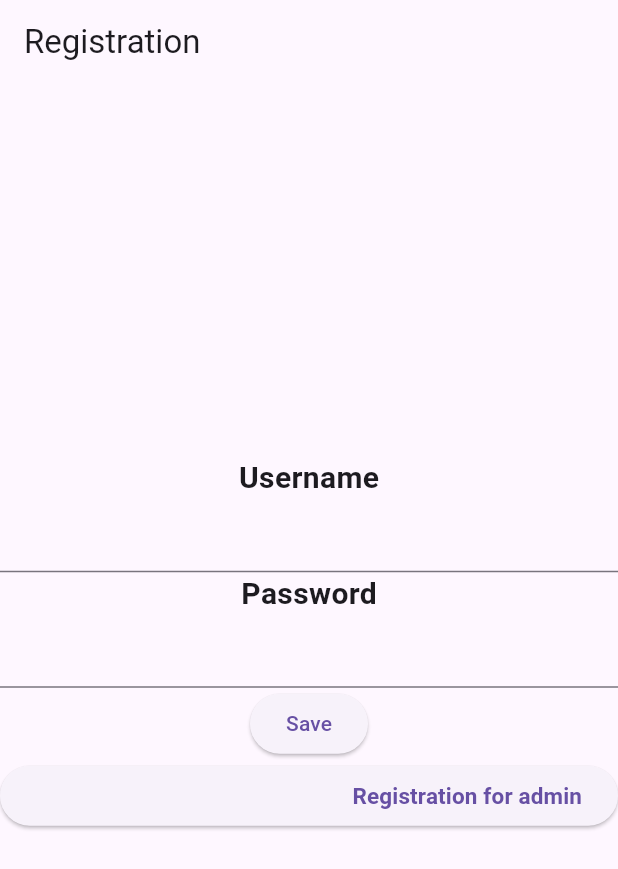
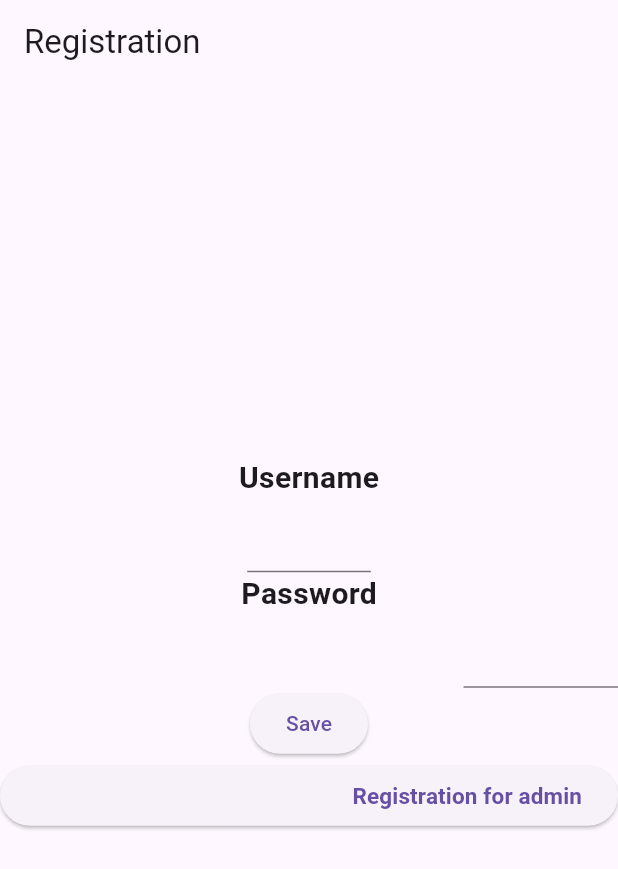
Before and after one commit to artbok/inventory-management-client, a Flutter app: the screen it shows after launch, on a phone screen of 412 x 824 dp. Shown: the top 869 px of the screen. Run offline on Flutter 3.47's test engine with Material 3 defaults, Android fonts, the phone set to English and light mode, and no system bars; our stand-ins replace hive, hive_flutter; accounts and stored records are empty.

Commit message:
Design update 2

```diff
--- a/lib/registrationPage.dart
+++ b/lib/registrationPage.dart
@@ -51,25 +51,53 @@ class _RegistrationPageState extends State<RegistrationPage> {
                 fontWeight: FontWeight.bold,
               ),
             ),
-            TextFormField(
+            Row(children: [
+              Flexible(
+                flex: 2,
+                child: Container()
+              ),
+              Flexible(
+                flex: 1,
+                child: TextFormField(
               controller: usernameController,
               decoration: const InputDecoration(
                 border: UnderlineInputBorder(
+
                     borderSide: BorderSide(color: Colors.grey, width: 1.0)),
               ),
             ),
+              ),
+              Flexible(
+                flex: 2,
+                child: Container()
+              )
+            ],),
+
             const Text("Password",
                 style: TextStyle(
                   fontSize: 20,
                   fontWeight: FontWeight.bold,
                 )),
-            TextFormField(
-              controller: passwordController,
-              decoration: const InputDecoration(
-                border: UnderlineInputBorder(
-                    borderSide: BorderSide(color: Colors.grey, width: 1.0)),
+                Row(children: [
+                  Flexible(
+                    flex: 2,
+                    child: Container(),
+                  ),
+                  Flexible(
+                    flex: 1,
+                    child: Container(),
+                  ),
+                  Flexible(
+                    flex: 1,
+                    child :TextFormField(
+                    controller: passwordController,
+                    decoration: const InputDecoration(
+                      border: UnderlineInputBorder(
+                          borderSide: BorderSide(color: Colors.grey, width: 1.0)),
               ),
             ),
+                  )
+                ],),
             ElevatedButton(onPressed: registerUser, child: const Text("Save")),
             ElevatedButton(
               onPressed: () {},
```
